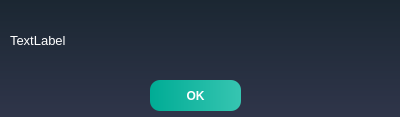
Before: the Qt Designer form Gui/ERROR_MSG.ui in ManuelDeV-exe/FFW_NAS, drawn with Qt 5.
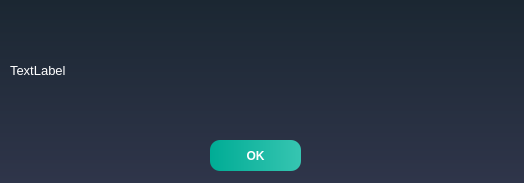
After: the same form once the commit is applied. Icons and pictures are not drawn.

```diff
--- a/Gui/ERROR_MSG.ui
+++ b/Gui/ERROR_MSG.ui
@@ -6,8 +6,8 @@
    <rect>
     <x>0</x>
     <y>0</y>
-    <width>400</width>
-    <height>117</height>
+    <width>524</width>
+    <height>183</height>
    </rect>
   </property>
   <property name="windowTitle">
@@ -450,8 +450,8 @@
     <rect>
      <x>10</x>
      <y>0</y>
-     <width>371</width>
-     <height>81</height>
+     <width>501</width>
+     <height>141</height>
     </rect>
    </property>
    <property name="text">
@@ -464,8 +464,8 @@
   <widget class="QPushButton" name="BTN_OK">
    <property name="geometry">
     <rect>
-     <x>150</x>
-     <y>80</y>
+     <x>210</x>
+     <y>140</y>
      <width>91</width>
      <height>31</height>
     </rect>
```
